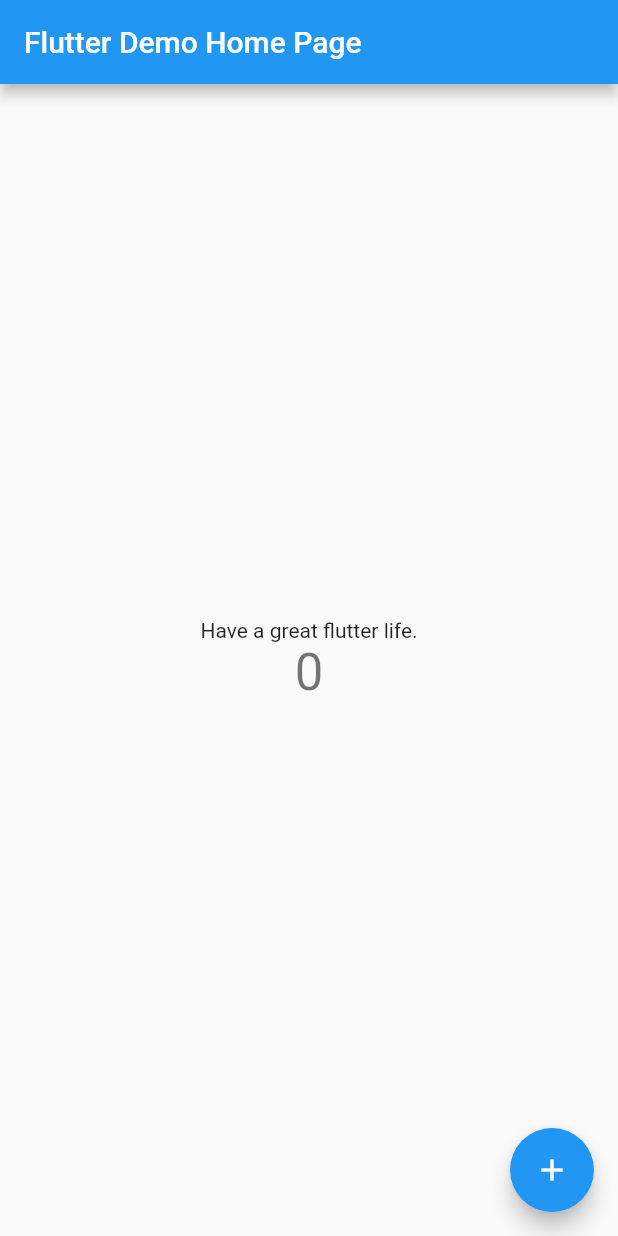
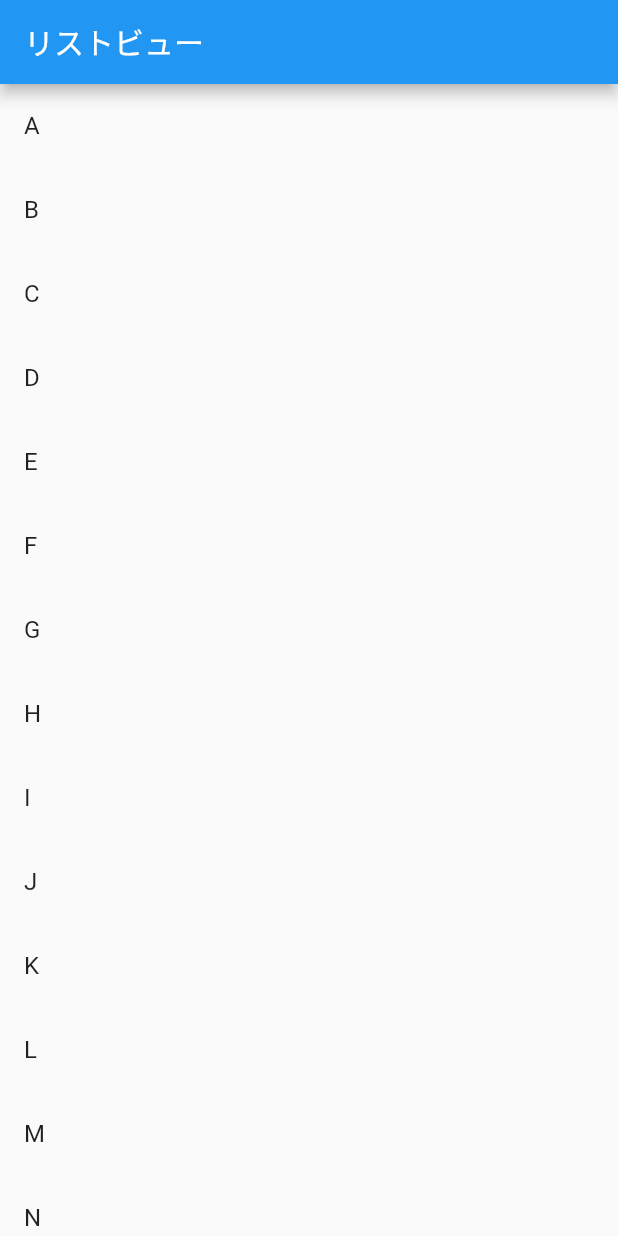
Before and after one commit to mitohato/codelab-flutter, a Flutter app: the screen it shows after launch, on a phone screen of 412 x 824 dp. Run offline on Flutter 3.47's test engine with Material 2 defaults, Android fonts, the phone set to English and light mode, and no system bars.

Commit message:
Use ListView

```diff
--- a/codelab/lib/main.dart
+++ b/codelab/lib/main.dart
@@ -3,38 +3,20 @@ import 'package:flutter/material.dart';
 void main() => runApp(new MyApp());
 
 class MyApp extends StatelessWidget {
-  // This widget is the root of your application.
   @override
   Widget build(BuildContext context) {
     return new MaterialApp(
-      title: 'Flutter Demo',
+      title: 'App DOJO',
       theme: new ThemeData(
-        // This is the theme of your application.
-        //
-        // Try running your application with "flutter run". You'll see the
-        // application has a blue toolbar. Then, without quitting the app, try
-        // changing the primarySwatch below to Colors.green and then invoke
-        // "hot reload" (press "r" in the console where you ran "flutter run",
-        // or press Run > Flutter Hot Reload in IntelliJ). Notice that the
-        // counter didn't reset back to zero; the application is not restarted.
         primarySwatch: Colors.blue,
       ),
-      home: new MyHomePage(title: 'Flutter Demo Home Page'),
+      home: new MyHomePage(title: 'リストビュー'),
     );
   }
 }
 
 class MyHomePage extends StatefulWidget {
   MyHomePage({Key key, this.title}) : super(key: key);
-
-  // This widget is the home page of your application. It is stateful, meaning
-  // that it has a State object (defined below) that contains fields that affect
-  // how it looks.
-
-  // This class is the configuration for the state. It holds the values (in this
-  // case the title) provided by the parent (in this case the App widget) and
-  // used by the build method of the State. Fields in a Widget subclass are
-  // always marked "final".
 
   final String title;
 
@@ -43,67 +25,42 @@ class MyHomePage extends StatefulWidget {
 }
 
 class _MyHomePageState extends State<MyHomePage> {
-  int _counter = 0;
-
-  void _incrementCounter() {
-    setState(() {
-      // This call to setState tells the Flutter framework that something has
-      // changed in this State, which causes it to rerun the build method below
-      // so that the display can reflect the updated values. If we changed
-      // _counter without calling setState(), then the build method would not be
-      // called again, and so nothing would appear to happen.
-      _counter--;
-    });
-  }
-
   @override
   Widget build(BuildContext context) {
-    // This method is rerun every time setState is called, for instance as done
-    // by the _incrementCounter method above.
-    //
-    // The Flutter framework has been optimized to make rerunning build methods
-    // fast, so that you can just rebuild anything that needs updating rather
-    // than having to individually change instances of widgets.
     return new Scaffold(
       appBar: new AppBar(
-        // Here we take the value from the MyHomePage object that was created by
-        // the App.build method, and use it to set our appbar title.
         title: new Text(widget.title),
       ),
-      body: new Center(
-        // Center is a layout widget. It takes a single child and positions it
-        // in the middle of the parent.
-        child: new Column(
-          // Column is also layout widget. It takes a list of children and
-          // arranges them vertically. By default, it sizes itself to fit its
-          // children horizontally, and tries to be as tall as its parent.
-          //
-          // Invoke "debug paint" (press "p" in the console where you ran
-          // "flutter run", or select "Toggle Debug Paint" from the Flutter tool
-          // window in IntelliJ) to see the wireframe for each widget.
-          //
-          // Column has various properties to control how it sizes itself and
-          // how it positions its children. Here we use mainAxisAlignment to
-          // center the children vertically; the main axis here is the vertical
-          // axis because Columns are vertical (the cross axis would be
-          // horizontal).
-          mainAxisAlignment: MainAxisAlignment.center,
-          children: <Widget>[
-            new Text(
-              'Have a great flutter life.',
-            ),
-            new Text(
-              '$_counter',
-              style: Theme.of(context).textTheme.display1,
-            ),
-          ],
-        ),
+      body: new ListView(
+        children: <Widget>[
+          new ListTile(title: new Text('A')),
+          new ListTile(title: new Text('B')),
+          new ListTile(title: new Text('C')),
+          new ListTile(title: new Text('D')),
+          new ListTile(title: new Text('E')),
+          new ListTile(title: new Text('F')),
+          new ListTile(title: new Text('G')),
+          new ListTile(title: new Text('H')),
+          new ListTile(title: new Text('I')),
+          new ListTile(title: new Text('J')),
+          new ListTile(title: new Text('K')),
+          new ListTile(title: new Text('L')),
+          new ListTile(title: new Text('M')),
+          new ListTile(title: new Text('N')),
+          new ListTile(title: new Text('O')),
+          new ListTile(title: new Text('P')),
+          new ListTile(title: new Text('Q')),
+          new ListTile(title: new Text('R')),
+          new ListTile(title: new Text('S')),
+          new ListTile(title: new Text('T')),
+          new ListTile(title: new Text('U')),
+          new ListTile(title: new Text('V')),
+          new ListTile(title: new Text('W')),
+          new ListTile(title: new Text('X')),
+          new ListTile(title: new Text('Y')),
+          new ListTile(title: new Text('Z')),
+        ],
       ),
-      floatingActionButton: new FloatingActionButton(
-        onPressed: _incrementCounter,
-        tooltip: 'Increment',
-        child: new Icon(Icons.add),
-      ), // This trailing comma makes auto-formatting nicer for build methods.
     );
   }
 }
```
